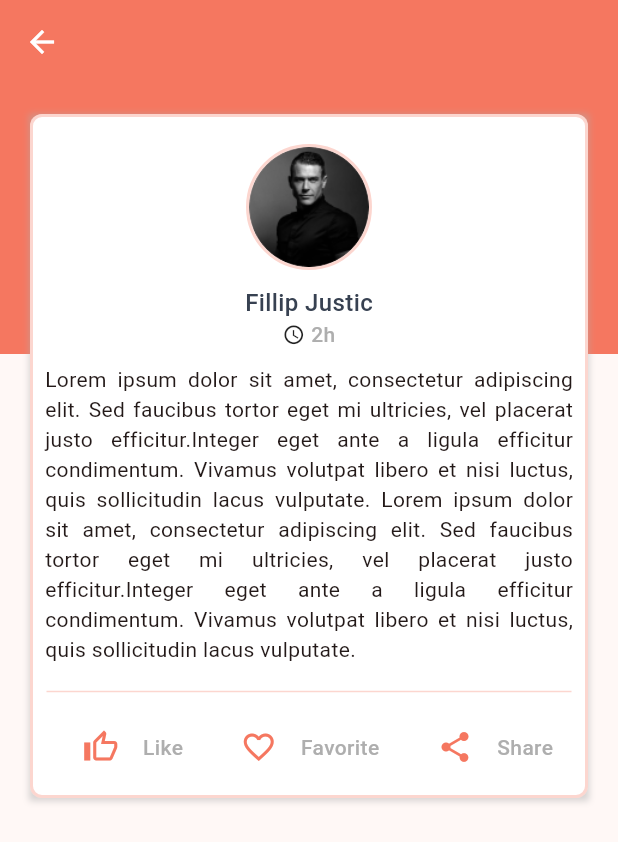
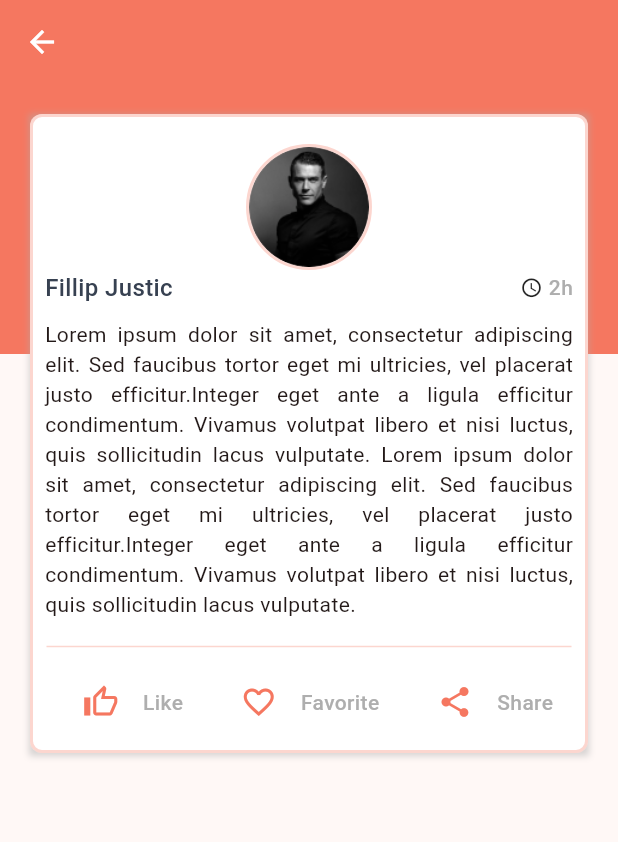
Before and after one commit to ammardev99/Poem_Generator, a Flutter app: the HomePage screen opened directly, after a tap on "Name", on a phone screen of 412 x 824 dp. Shown: the top 842 px of the screen. Run offline on Flutter 3.47's test engine with Material 3 defaults, Android fonts, the phone set to English and light mode, and no system bars; our stand-ins replace awesome_bottom_bar, flutter_svg, get; missing offline and left inert: share_it.

Commit message:
set poem info page

```diff
--- a/lib/components/widgets.dart
+++ b/lib/components/widgets.dart
@@ -1,10 +1,10 @@
 import 'package:flutter/material.dart';
 import 'package:get/get.dart';
 import 'package:poem_generator/Screens/ineer%20screens/category_feed.dart';
-import 'package:poem_generator/Screens/ineer%20screens/poem_info.dart';
 import 'package:poem_generator/components/assets.dart';
 import 'package:poem_generator/models/category_model.dart';
 import 'package:poem_generator/modules/editprofile/view.dart';
+import 'package:poem_generator/modules/poeminfo/view.dart';
 import 'package:url_launcher/url_launcher.dart';
 import 'package:share_it/share_it.dart';
 
@@ -275,7 +275,7 @@ Widget poemOfTheDay(Category category) {
     ),
     child: InkWell(
       onTap: () {
-        Get.to(const PoemInfo());
+        Get.to( PoeminfoPage());
       },
       borderRadius: BorderRadius.circular(8),
       hoverColor: whiteColor,
@@ -388,7 +388,7 @@ Widget poemPost(BuildContext context) {
     splashColor: primaryColor03,
     hoverColor: Colors.transparent,
     onTap: () {
-      Get.to(const PoemInfo());
+      Get.to( PoeminfoPage());
     },
     child: Container(
       padding: const EdgeInsets.all(8),
--- /dev/null
+++ b/lib/modules/poeminfo/logic.dart
@@ -0,0 +1,7 @@
+import 'package:get/get.dart';
+
+import 'state.dart';
+
+class PoeminfoLogic extends GetxController {
+  final PoeminfoState state = PoeminfoState();
+}
--- /dev/null
+++ b/lib/modules/poeminfo/state.dart
@@ -0,0 +1,5 @@
+class PoeminfoState {
+  PoeminfoState() {
+    ///Initialize variables
+  }
+}
--- a/lib/Screens/ineer screens/poem_info.dart
+++ b/lib/modules/poeminfo/view.dart
@@ -1,15 +1,16 @@
 import 'package:flutter/material.dart';
+import 'package:get/get.dart';
 import 'package:poem_generator/components/assets.dart';
 import 'package:poem_generator/components/widgets.dart';
 
-class PoemInfo extends StatefulWidget {
-  const PoemInfo({super.key});
+import 'logic.dart';
 
-  @override
-  State<PoemInfo> createState() => _PoemInfoState();
-}
+class PoeminfoPage extends StatelessWidget {
+  PoeminfoPage({Key? key}) : super(key: key);
 
-class _PoemInfoState extends State<PoemInfo> {
+  final logic = Get.put(PoeminfoLogic());
+  final state = Get.find<PoeminfoLogic>().state;
+
   @override
   Widget build(BuildContext context) {
     return SafeArea(
@@ -74,14 +75,14 @@ Widget poemCard(BuildContext context) {
                   backgroundImage: AssetImage('assets/png/author.png'),
                 ),
               ),
-              sizeBox(10),
-              myHeading("Fillip Justic", secondaryColor),
               Row(
                 mainAxisSize: MainAxisSize.min,
                 children: [
+                  myHeading("Fillip Justic", secondaryColor),
+                  const Spacer(),
                   const Icon(Icons.access_time_outlined, size: 15),
                   sizeBox(4),
-                  info("2h")
+                  info("2h"),
                 ],
               ),
             ],
```
